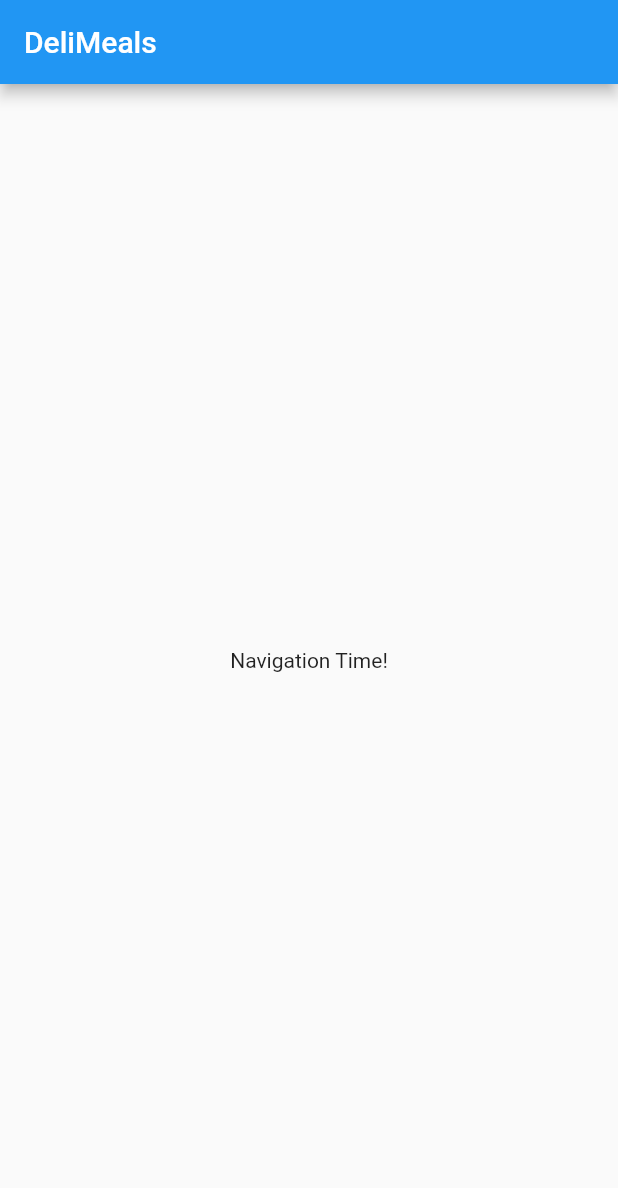
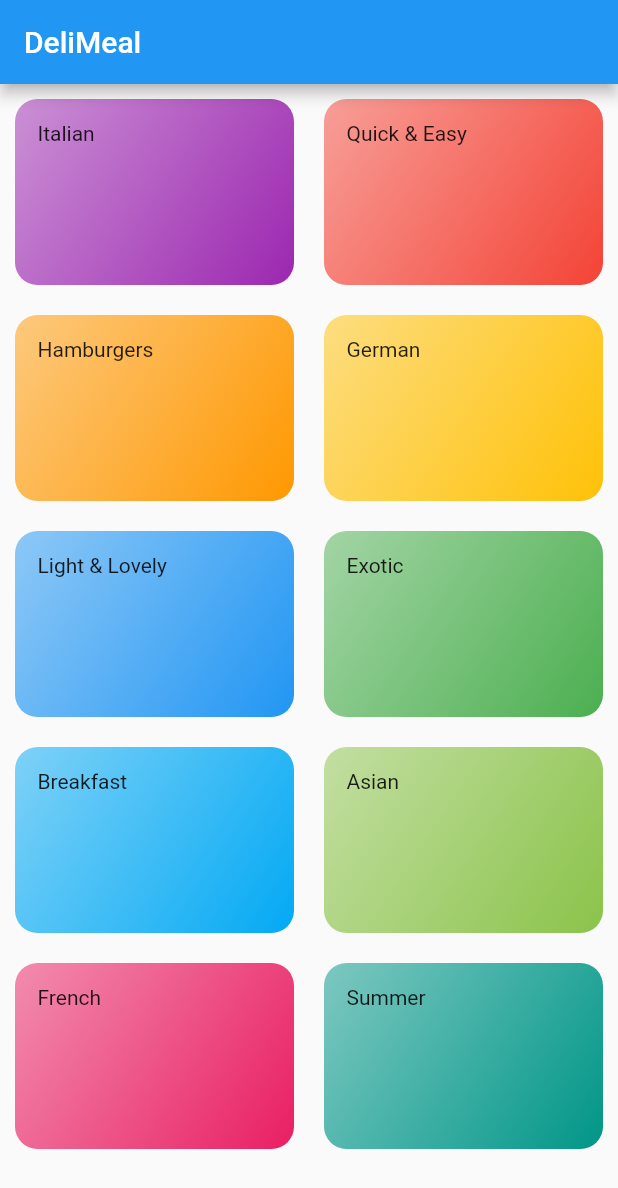
Before and after one commit to giacomoferlaino/flutter-meals-app, a Flutter app: the screen it shows after launch, on a phone screen of 412 x 824 dp. Shown: the top 1188 px of the screen. Run offline on Flutter 3.47's test engine with Material 2 defaults, Android fonts, the phone set to English and light mode, and no system bars.

Commit message:
feat: Created Categories home page

```diff
--- /dev/null
+++ b/lib/dummy_data.dart
@@ -0,0 +1,56 @@
+import 'package:flutter/material.dart';
+
+import './models/category.dart';
+
+const List<Category> DUMMY_CATEGORIES = const [
+  Category(
+    id: 'c1',
+    title: 'Italian',
+    color: Colors.purple,
+  ),
+  Category(
+    id: 'c2',
+    title: 'Quick & Easy',
+    color: Colors.red,
+  ),
+  Category(
+    id: 'c3',
+    title: 'Hamburgers',
+    color: Colors.orange,
+  ),
+  Category(
+    id: 'c4',
+    title: 'German',
+    color: Colors.amber,
+  ),
+  Category(
+    id: 'c5',
+    title: 'Light & Lovely',
+    color: Colors.blue,
+  ),
+  Category(
+    id: 'c6',
+    title: 'Exotic',
+    color: Colors.green,
+  ),
+  Category(
+    id: 'c7',
+    title: 'Breakfast',
+    color: Colors.lightBlue,
+  ),
+  Category(
+    id: 'c8',
+    title: 'Asian',
+    color: Colors.lightGreen,
+  ),
+  Category(
+    id: 'c9',
+    title: 'French',
+    color: Colors.pink,
+  ),
+  Category(
+    id: 'c10',
+    title: 'Summer',
+    color: Colors.teal,
+  ),
+];
--- a/lib/main.dart
+++ b/lib/main.dart
@@ -1,4 +1,5 @@
 import 'package:flutter/material.dart';
+import 'package:meals_app/pages/categories_page.dart';
 
 void main() => runApp(MyApp());
 
@@ -10,26 +11,7 @@ class MyApp extends StatelessWidget {
       theme: ThemeData(
         primarySwatch: Colors.blue,
       ),
-      home: MyHomePage(),
+      home: CategoriesPage(),
     );
   }
 }
-
-class MyHomePage extends StatefulWidget {
-  @override
-  _MyHomePageState createState() => _MyHomePageState();
-}
-
-class _MyHomePageState extends State<MyHomePage> {
-  @override
-  Widget build(BuildContext context) {
-    return Scaffold(
-      appBar: AppBar(
-        title: const Text('DeliMeals'),
-      ),
-      body: Center(
-        child: Text('Navigation Time!'),
-      ),
-    );
-  }
-}
--- /dev/null
+++ b/lib/models/category.dart
@@ -0,0 +1,13 @@
+import 'package:flutter/material.dart';
+
+class Category {
+  final String id;
+  final String title;
+  final Color color;
+
+  const Category({
+    @required this.id,
+    @required this.title,
+    this.color = Colors.orange,
+  });
+}
--- /dev/null
+++ b/lib/pages/categories_page.dart
@@ -0,0 +1,26 @@
+import 'package:flutter/material.dart';
+import 'package:meals_app/dummy_data.dart';
+import 'package:meals_app/widgets/category_item.dart';
+
+class CategoriesPage extends StatelessWidget {
+  @override
+  Widget build(BuildContext context) {
+    return Scaffold(
+      appBar: AppBar(
+        title: const Text('DeliMeal'),
+      ),
+      body: GridView(
+        padding: EdgeInsets.all(10),
+        children: DUMMY_CATEGORIES
+            .map((category) => CategoryItem(category.title, category.color))
+            .toList(),
+        gridDelegate: SliverGridDelegateWithMaxCrossAxisExtent(
+          maxCrossAxisExtent: 200,
+          childAspectRatio: 3 / 2,
+          crossAxisSpacing: 20,
+          mainAxisSpacing: 20,
+        ),
+      ),
+    );
+  }
+}
--- /dev/null
+++ b/lib/widgets/category_item.dart
@@ -0,0 +1,23 @@
+import 'package:flutter/material.dart';
+
+class CategoryItem extends StatelessWidget {
+  final String _title;
+  final Color _color;
+
+  const CategoryItem(this._title, this._color);
+  @override
+  Widget build(BuildContext context) {
+    return Container(
+      padding: const EdgeInsets.all(15),
+      child: Text(_title),
+      decoration: BoxDecoration(
+        gradient: LinearGradient(
+          colors: [_color.withOpacity(0.5), _color],
+          begin: Alignment.topLeft,
+          end: Alignment.bottomRight,
+        ),
+        borderRadius: BorderRadius.circular(15),
+      ),
+    );
+  }
+}
```
